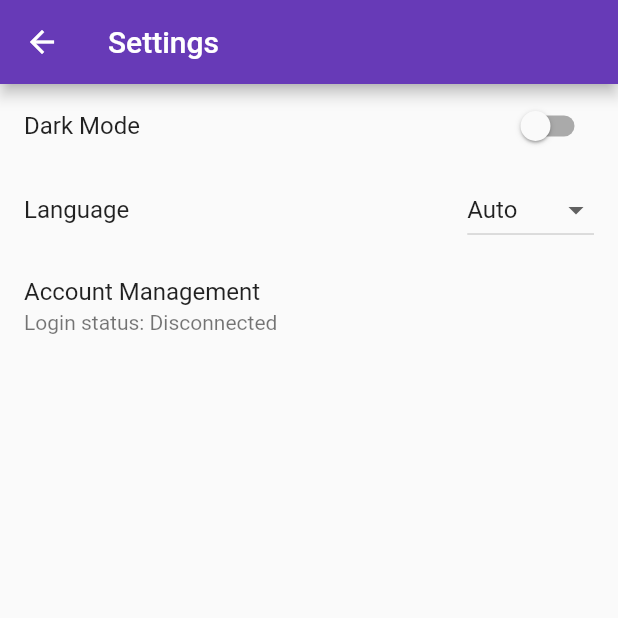
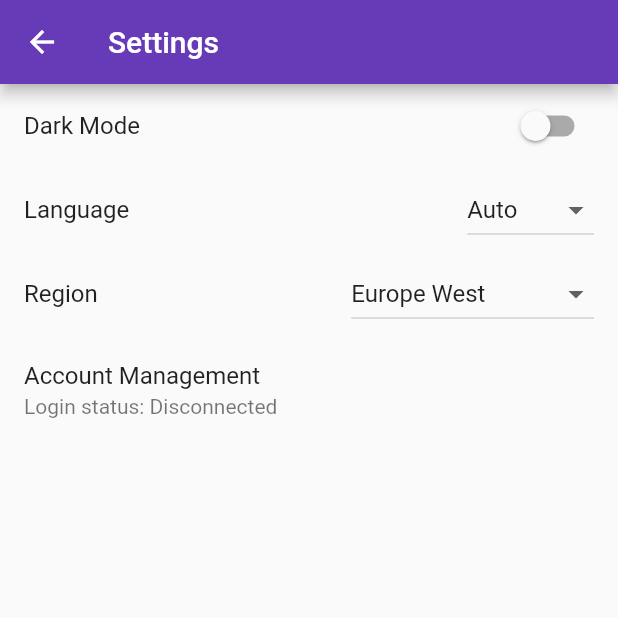
Before and after one commit to CaramelDunes/nyanya_rocket, a Flutter app: the Settings screen opened by its route, on a phone screen of 412 x 824 dp, the top half of it. Run offline on Flutter 3.47's test engine with Material 2 defaults, Android fonts, the phone set to English and light mode, and no system bars; our stand-ins replace cloud_firestore, cloud_functions, connectivity, firebase_auth, flare_flutter, font_awesome_flutter and 1 more; missing offline and left inert: flare_dart, nyanya_rocket_base; accounts and stored records are empty.

Commit message:
Add Region setting.

```diff
--- a/lib/app.dart
+++ b/lib/app.dart
@@ -8,6 +8,7 @@ import 'package:nyanya_rocket/routing.dart';
 import 'package:nyanya_rocket/screens/settings/dark_mode.dart';
 import 'package:nyanya_rocket/screens/settings/first_run.dart';
 import 'package:nyanya_rocket/screens/settings/language.dart';
+import 'package:nyanya_rocket/screens/settings/region.dart';
 import 'package:provider/provider.dart';
 import 'package:shared_preferences/shared_preferences.dart';
 
@@ -44,6 +45,7 @@ class _AppState extends State<App> {
   final Language _language = Language('auto');
   final FirstRun _firstRun = FirstRun();
   final User _user = User();
+  final Region _region = Region(Region.automaticValue());
 
   @override
   void initState() {
@@ -63,6 +65,7 @@ class _AppState extends State<App> {
       _darkMode.prefs = prefs;
       _language.prefs = prefs;
       _firstRun.prefs = prefs;
+      _region.prefs = prefs;
     });
 
     super.initState();
@@ -77,6 +80,7 @@ class _AppState extends State<App> {
         // TODO Move this to the What's New tab
         ChangeNotifierProvider.value(value: _firstRun),
         ChangeNotifierProvider.value(value: _user),
+        ChangeNotifierProvider.value(value: _region)
       ],
       child: Consumer2<DarkMode, Language>(
         builder: (_, darkMode, language, __) {
--- /dev/null
+++ b/lib/screens/settings/region.dart
@@ -0,0 +1,49 @@
+import 'package:flutter/foundation.dart';
+import 'package:shared_preferences/shared_preferences.dart';
+
+enum Regions { auto, usEast, euWest }
+
+class Region with ChangeNotifier {
+  static String key = 'options.regionIndex';
+
+  static const Map<Regions, String> _masterServers = {
+    Regions.usEast: 'nyanya-us-east.carameldunes.fr',
+    Regions.euWest: 'nyanya-eu-west.carameldunes.fr'
+  };
+
+  SharedPreferences _prefs;
+  Regions _value;
+
+  Region(this._value);
+
+  set prefs(SharedPreferences prefs) {
+    _prefs = prefs;
+
+    value = Regions.values[prefs.getInt(key) ?? _value.index];
+  }
+
+  Regions get value => _value;
+
+  set value(Regions value) {
+    if (value != _value) {
+      _value = value;
+      notifyListeners();
+    }
+
+    if (_prefs != null) _prefs.setInt(key, _value.index);
+  }
+
+  String get masterServerHostname =>
+      _masterServers[_value == Regions.auto ? automaticValue() : _value];
+
+  static Regions automaticValue() {
+    Duration timezoneOffset = DateTime.now().timeZoneOffset;
+
+    if (timezoneOffset <= Duration(hours: -3) ||
+        timezoneOffset >= Duration(hours: 11)) {
+      return Regions.usEast;
+    } else {
+      return Regions.euWest;
+    }
+  }
+}
--- a/lib/screens/settings/settings.dart
+++ b/lib/screens/settings/settings.dart
@@ -6,7 +6,14 @@ import 'package:nyanya_rocket/screens/settings/dark_mode.dart';
 import 'package:nyanya_rocket/screens/settings/language.dart';
 import 'package:provider/provider.dart';
 
+import 'region.dart';
+
 class Settings extends StatelessWidget {
+  static const Map<Regions, String> _regionLabels = {
+    Regions.usEast: 'US East',
+    Regions.euWest: 'Europe West'
+  };
+
   @override
   Widget build(BuildContext context) {
     return Scaffold(
@@ -49,6 +56,29 @@ class Settings extends StatelessWidget {
                         language;
                   }),
             ),
+            ListTile(
+              title: Text(NyaNyaLocalizations.of(context).regionLabel),
+              trailing: DropdownButton<Regions>(
+                  value: Provider.of<Region>(context).value,
+                  items: <DropdownMenuItem<Regions>>[
+                    DropdownMenuItem(
+                      child: Text(
+                          'Auto (${_regionLabels[Region.automaticValue()]})'),
+                      value: Regions.auto,
+                    ),
+                    DropdownMenuItem(
+                      child: Text(_regionLabels[Regions.euWest]),
+                      value: Regions.euWest,
+                    ),
+                    DropdownMenuItem(
+                      child: Text(_regionLabels[Regions.usEast]),
+                      value: Regions.usEast,
+                    ),
+                  ],
+                  onChanged: (Regions region) {
+                    Provider.of<Region>(context, listen: false).value = region;
+                  }),
+            ),
             Consumer<User>(
               builder: (context, user, _) => ListTile(
                 title: Text(
```
Also changed, not shown: lib/screens/multiplayer/widgets/world_multiplayer_setup.dart (+13 -50 lines).
